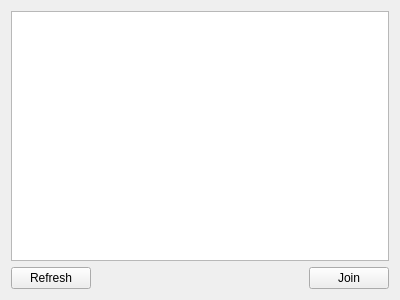
First picture: the form in src/con4/joingamesetupview.ui, repository antoniusriha/con4, before the edit.
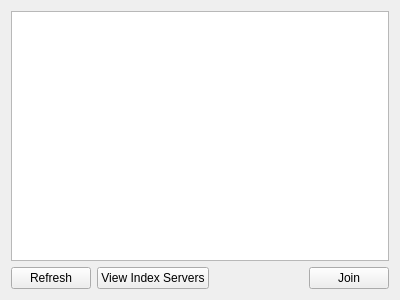
Second picture: the form after the edit.

```diff
--- a/src/con4/joingamesetupview.ui
+++ b/src/con4/joingamesetupview.ui
@@ -34,6 +34,13 @@
          </property>
         </widget>
        </item>
+       <item>
+        <widget class="QPushButton" name="btnViewIndexServers">
+         <property name="text">
+          <string>View Index Servers</string>
+         </property>
+        </widget>
+       </item>
        <item>
         <spacer name="horizontalSpacer">
          <property name="orientation">
```
Left out of the diff: 17 changed lines with no effect on the pictures.
